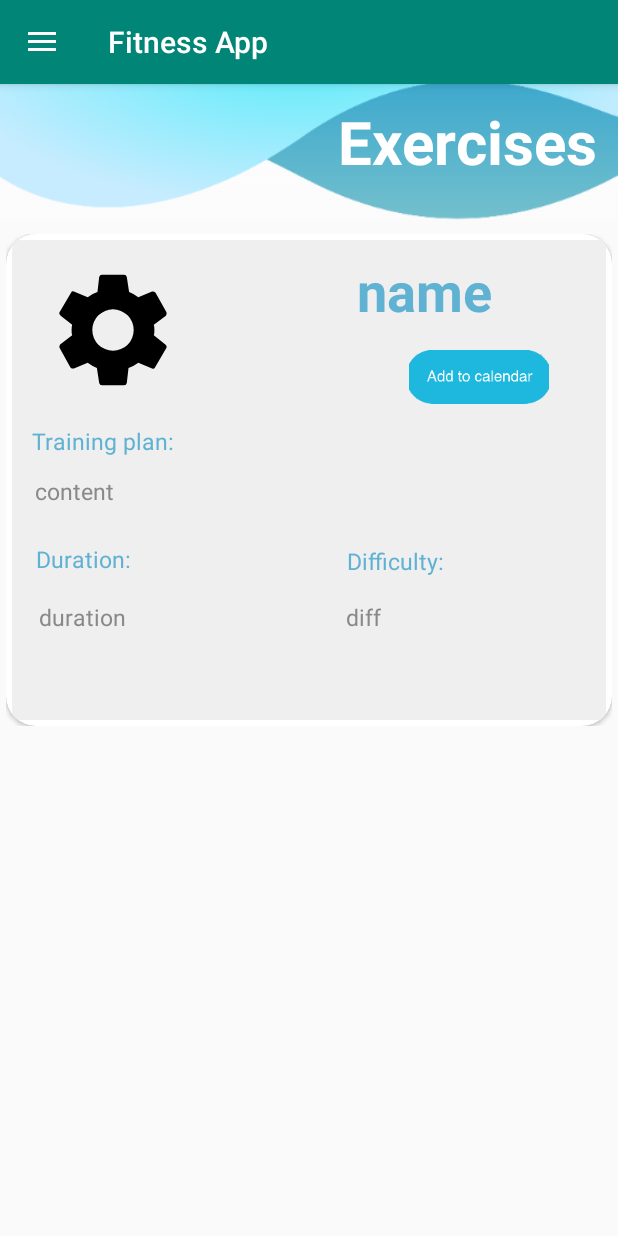
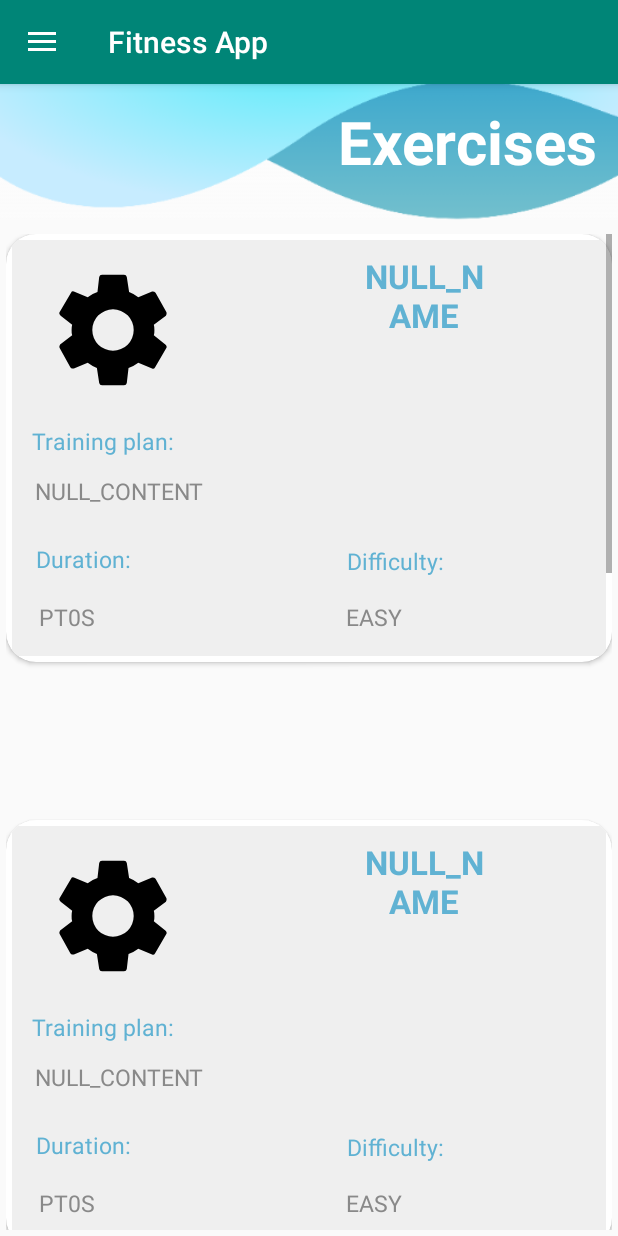
Before and after one commit to pkazmierski/soft-eng-2019, an Android app: the DishesActivity screen opened directly, with no data from a screen before it, in the side drawer, after a tap on "Exercises", on a phone screen of 412 x 824 dp. Run offline under Robolectric (Android 15) with nearby library versions, the phone set to English and light mode, and no system bars; our stand-ins replace navigation-ui.

Commit message:
dishes and exercises generator

```diff
--- a/app/src/main/java/pl/se/fitnessapp/activities/DishItem.java
+++ b/app/src/main/java/pl/se/fitnessapp/activities/DishItem.java
@@ -1,20 +1,13 @@
 package pl.se.fitnessapp.activities;
-
-import android.view.View;
-import android.widget.Button;
-import android.widget.ImageButton;
-import android.widget.RelativeLayout;
 
 import androidx.appcompat.app.AppCompatActivity;
 
 import java.util.List;
 
-import pl.se.fitnessapp.R;
 import pl.se.fitnessapp.model.LocalIngredient;
 
 public class DishItem extends AppCompatActivity {
     private int mImageResource;
-    private ImageButton mImageButton;
     private String mDishTitle;
     private List<LocalIngredient> mDishListIngredients;
     private String mRecipeContent;
@@ -28,19 +21,12 @@ public class DishItem extends AppCompatActivity {
         mRecipeContent = dishRecipe;
         mDishIngredients = "Ingredients:";
         mRecipe = "Recipe:";
-        mImageButton = (ImageButton)findViewById(R.id.button_add_to_calendar_food);
-
-    }
-
-    public void addToCalendar(View view) {
-
     }
 
     @Override
     public String toString() {
         return "mDishListIngredients=" + mDishListIngredients;
     }
-
 
     public int getImageResource() {
         return mImageResource;
@@ -66,8 +52,4 @@ public class DishItem extends AppCompatActivity {
         return mRecipe;
     }
 
-    public ImageButton getmImageButton() {
-        return mImageButton;
-    }
-
 }
--- a/app/src/main/java/pl/se/fitnessapp/activities/DishesActivity.java
+++ b/app/src/main/java/pl/se/fitnessapp/activities/DishesActivity.java
@@ -10,9 +10,11 @@ import android.view.LayoutInflater;
 import android.view.View;
 
 import java.util.ArrayList;
+import java.util.List;
 
 import pl.se.fitnessapp.R;
 import pl.se.fitnessapp.adapters.DishesAdapter;
+import pl.se.fitnessapp.logic.IDishes;
 import pl.se.fitnessapp.model.Dish;
 
 public class DishesActivity extends NavigationDrawerActivity {
@@ -20,6 +22,10 @@ public class DishesActivity extends NavigationDrawerActivity {
     private RecyclerView mRecyclerView;
     private RecyclerView.Adapter mAdapter;
     private RecyclerView.LayoutManager mLayoutManager;
+    private IDishes dishesGenerator = new MockDishesGenerator();
+    ArrayList<DishItem> dishItemsList = new ArrayList<>();
+    ArrayList<Dish> dishArrayList = new ArrayList<>();
+
 
     @Override
     protected void onCreate(Bundle savedInstanceState) {
@@ -29,22 +35,38 @@ public class DishesActivity extends NavigationDrawerActivity {
         View contentView = inflater.inflate(R.layout.activity_dishes, null, false);
         drawer.addView(contentView, 0);
 
-        ArrayList<DishItem> dishItemsList = new ArrayList<>();
-        ArrayList<Dish> dishArrayList = new ArrayList<>();
-
-        for (int i = 0 ; i < dishArrayList.size(); i++) {
-
-            dishItemsList.add(new DishItem(R.drawable.ic_preferences_black_24dp ,dishArrayList.get(i).getName(), dishArrayList.get(i).getIngredients(), dishArrayList.get(i).getContent()));
-        }
-
-
-
         mRecyclerView = findViewById(R.id.recyclerView);
         mRecyclerView.setHasFixedSize(true);
         mLayoutManager = new LinearLayoutManager(this);
         mAdapter = new DishesAdapter(dishItemsList);
+        dishesGenerator.generateRecommendations(getRecords, dishArrayList);
 
         mRecyclerView.setLayoutManager(mLayoutManager);
         mRecyclerView.setAdapter(mAdapter);
     }
+
+    private Runnable getRecords = () -> runOnUiThread(() -> {
+        dishItemsList.clear();
+        for (int i = 0; i < dishArrayList.size(); i++) {
+            dishItemsList.add(new DishItem(R.drawable.ic_preferences_black_24dp ,dishArrayList.get(i).getName(), dishArrayList.get(i).getIngredients(), dishArrayList.get(i).getContent()));
+        }
+        mAdapter.notifyDataSetChanged();
+    });
+
+    private class MockDishesGenerator implements IDishes {
+
+        @Override
+        public void generateRecommendations(Runnable onGenerated, List<Dish> dishStorage) {
+            dishStorage.clear();
+
+            dishStorage.add(new Dish());
+            dishStorage.add(new Dish());
+            dishStorage.add(new Dish());
+            dishStorage.add(new Dish());
+            dishStorage.add(new Dish());
+            dishStorage.add(new Dish());
+
+            onGenerated.run();
+        }
+    }
 }
--- a/app/src/main/java/pl/se/fitnessapp/activities/ExerciseActivity.java
+++ b/app/src/main/java/pl/se/fitnessapp/activities/ExerciseActivity.java
@@ -10,16 +10,22 @@ import android.view.LayoutInflater;
 import android.view.View;
 
 import java.util.ArrayList;
+import java.util.List;
 
 import pl.se.fitnessapp.R;
 import pl.se.fitnessapp.adapters.ExercisesAdapter;
+import pl.se.fitnessapp.logic.IExercises;
 import pl.se.fitnessapp.model.Exercise;
+
 
 public class ExerciseActivity extends NavigationDrawerActivity {
 
     private RecyclerView mRecyclerView;
     private RecyclerView.Adapter mAdapter;
     private RecyclerView.LayoutManager mLayoutManager;
+    private IExercises exercisesGenerator = new MockExercisesGenerator();
+    private ArrayList<ExerciseItem> exerciseItemsList = new ArrayList<>();
+    private ArrayList<Exercise> exerciseArrayList = new ArrayList<>();
 
     @Override
     protected void onCreate(Bundle savedInstanceState) {
@@ -29,23 +35,38 @@ public class ExerciseActivity extends NavigationDrawerActivity {
         View contentView = inflater.inflate(R.layout.activity_exercise, null, false);
         drawer.addView(contentView, 0);
 
-        ArrayList<ExerciseItem> exerciseItemsList = new ArrayList<>();
-        ArrayList<Exercise> exerciseArrayList = new ArrayList<>();
-
-        for (int i = 0 ; i < exerciseArrayList.size(); i++) {
-
-            exerciseItemsList.add(new ExerciseItem(R.drawable.ic_preferences_black_24dp ,exerciseArrayList.get(i).getName(), exerciseArrayList.get(i).getContent(), exerciseArrayList.get(i).getDuration().toString(), exerciseArrayList.get(i).getDifficulty().toString()));
-        }
-
-        exerciseItemsList.add(new ExerciseItem( R.drawable.ic_preferences_black_24dp, "name","content", "duration", "diff" ));
-
-
         mRecyclerView = findViewById(R.id.recyclerViewExercises);
         mRecyclerView.setHasFixedSize(true);
         mLayoutManager = new LinearLayoutManager(this);
         mAdapter = new ExercisesAdapter(exerciseItemsList);
+        exercisesGenerator.generateRecommendations(getRec , exerciseArrayList);
 
         mRecyclerView.setLayoutManager(mLayoutManager);
         mRecyclerView.setAdapter(mAdapter);
     }
+
+    private Runnable getRec = () -> runOnUiThread(() -> {
+        exerciseItemsList.clear();
+        for (int i = 0; i < exerciseArrayList.size(); i++) {
+            exerciseItemsList.add(new ExerciseItem(R.drawable.ic_preferences_black_24dp, exerciseArrayList.get(i).getName(), exerciseArrayList.get(i).getContent(), exerciseArrayList.get(i).getDuration().toString(), exerciseArrayList.get(i).getDifficulty().toString()));
+        }
+        mAdapter.notifyDataSetChanged();
+    });
+
+    private class MockExercisesGenerator implements IExercises {
+
+        @Override
+        public void generateRecommendations(Runnable onGenerated, List<Exercise> exerciseStorage) {
+            exerciseStorage.clear();
+
+            exerciseStorage.add(new Exercise());
+            exerciseStorage.add(new Exercise());
+            exerciseStorage.add(new Exercise());
+            exerciseStorage.add(new Exercise());
+            exerciseStorage.add(new Exercise());
+
+            onGenerated.run();
+        }
+    }
+
 }
--- a/app/src/main/java/pl/se/fitnessapp/activities/ExerciseItem.java
+++ b/app/src/main/java/pl/se/fitnessapp/activities/ExerciseItem.java
@@ -2,20 +2,8 @@ package pl.se.fitnessapp.activities;
 
 import androidx.appcompat.app.AppCompatActivity;
 
-import android.os.Bundle;
-import android.view.View;
-import android.widget.ImageButton;
-
-import java.time.Duration;
-import java.util.List;
-
-import pl.se.fitnessapp.R;
-import pl.se.fitnessapp.model.Difficulty;
-import pl.se.fitnessapp.model.LocalIngredient;
-
 public class ExerciseItem extends AppCompatActivity {
     private int mImageResource;
-    private ImageButton mImageButton;
     private String mExerciseTitle;
     private String mTrainingPlan;
     private String mContent;
@@ -33,12 +21,6 @@ public class ExerciseItem extends AppCompatActivity {
         mTrainingPlan = "Training plan: ";
         mDurationTextView = "Duration: ";
         mDifficultyTextView = "Difficulty: ";
-        //mImageButton = (ImageButton)findViewById(R.id.button_add_to_calendar_exercises_v);
-
-    }
-
-    public void addExerciseToCalendar(View view) {
-
     }
 
     public int getImageResource() {
@@ -73,7 +55,4 @@ public class ExerciseItem extends AppCompatActivity {
         return mDifficulty;
     }
 
-    public ImageButton getmImageButton() {
-        return mImageButton;
-    }
 }
--- a/app/src/main/java/pl/se/fitnessapp/adapters/DishesAdapter.java
+++ b/app/src/main/java/pl/se/fitnessapp/adapters/DishesAdapter.java
@@ -3,7 +3,6 @@ package pl.se.fitnessapp.adapters;
 import android.view.LayoutInflater;
 import android.view.View;
 import android.view.ViewGroup;
-import android.widget.ImageButton;
 import android.widget.ImageView;
 import android.widget.RelativeLayout;
 import android.widget.TextView;
@@ -16,11 +15,10 @@ import pl.se.fitnessapp.R;
 import pl.se.fitnessapp.activities.DishItem;
 
 public class DishesAdapter extends RecyclerView.Adapter<DishesAdapter.MyViewHolder> {
-    private ArrayList<DishItem> mExampleList;
+    private ArrayList<DishItem> mDishesList;
 
     public static class MyViewHolder extends RecyclerView.ViewHolder {
         public ImageView mImageView;
-        public ImageButton mImageButton;
         public TextView mDishTitle;
         public TextView mDishIngredients;
         public TextView mDishListIngredients;
@@ -31,7 +29,6 @@ public class DishesAdapter extends RecyclerView.Adapter<DishesAdapter.MyViewHold
         public MyViewHolder(View itemView) {
             super(itemView);
             mImageView = itemView.findViewById(R.id.dishImageView);
-            mImageButton = itemView.findViewById(R.id.button_add_to_calendar_food);
             mDishTitle = itemView.findViewById(R.id.dishNameTextView);
             mDishIngredients = itemView.findViewById(R.id.ingredientsTextView);
             mDishListIngredients = itemView.findViewById(R.id.ingredientsListTextView);
@@ -42,7 +39,7 @@ public class DishesAdapter extends RecyclerView.Adapter<DishesAdapter.MyViewHold
     }
 
     public DishesAdapter(ArrayList<DishItem> exampleList) {
-        mExampleList = exampleList;
+        mDishesList = exampleList;
     }
 
     @Override
@@ -54,7 +51,7 @@ public class DishesAdapter extends RecyclerView.Adapter<DishesAdapter.MyViewHold
 
     @Override
     public void onBindViewHolder(MyViewHolder holder, int position) {
-        DishItem currentItem = mExampleList.get(position);
+        DishItem currentItem = mDishesList.get(position);
 
         holder.mImageView.setImageResource(currentItem.getImageResource());
         holder.mDishTitle.setText(currentItem.getmDishTitle());
@@ -67,7 +64,7 @@ public class DishesAdapter extends RecyclerView.Adapter<DishesAdapter.MyViewHold
 
     @Override
     public int getItemCount() {
-        return mExampleList.size();
+        return mDishesList.size();
     }
 
 }
--- a/app/src/main/java/pl/se/fitnessapp/adapters/ExercisesAdapter.java
+++ b/app/src/main/java/pl/se/fitnessapp/adapters/ExercisesAdapter.java
@@ -3,7 +3,6 @@ package pl.se.fitnessapp.adapters;
 import android.view.LayoutInflater;
 import android.view.View;
 import android.view.ViewGroup;
-import android.widget.ImageButton;
 import android.widget.ImageView;
 import android.widget.RelativeLayout;
 import android.widget.TextView;
@@ -20,7 +19,6 @@ public class ExercisesAdapter extends RecyclerView.Adapter<ExercisesAdapter.MyVi
 
     public static class MyViewHolder extends RecyclerView.ViewHolder {
         public ImageView mImageView;
-        public ImageButton mImageButton;
         public TextView mExerciseTitle;
         public TextView mTrainingPlan;
         public TextView mContent;
@@ -33,7 +31,6 @@ public class ExercisesAdapter extends RecyclerView.Adapter<ExercisesAdapter.MyVi
         public MyViewHolder(View itemView) {
             super(itemView);
             mImageView = itemView.findViewById(R.id.ExerciseImageView);
-            mImageButton = itemView.findViewById(R.id.button_add_to_calendar_exercises_v);
             mExerciseTitle = itemView.findViewById(R.id.exerciseNameTextView);
             mTrainingPlan = itemView.findViewById(R.id.trainingPlanTextView);
             mContent = itemView.findViewById(R.id.contentView);
--- a/app/src/main/res/layout/dish_item.xml
+++ b/app/src/main/res/layout/dish_item.xml
@@ -14,19 +14,6 @@
         android:autoSizeTextType="uniform"
         android:background="#EBE3C4">
 
-        <ImageButton
-            android:id="@+id/button_add_to_calendar_food"
-            android:layout_width="93dp"
-            android:layout_height="42dp"
-            android:layout_below="@+id/dishNameTextView"
-            android:layout_alignParentEnd="true"
-            android:layout_marginTop="5dp"
-            android:layout_marginEnd="38dp"
-            android:layout_marginBottom="-120dp"
-            android:contentDescription="@string/dishes"
-            android:onClick="addToCalendar"
-            app:srcCompat="@drawable/button_add_to_calendar_food" />
-
         <ImageView
             android:id="@+id/dishImageView"
             android:layout_width="100dp"
@@ -40,13 +27,13 @@
 
         <TextView
             android:id="@+id/dishNameTextView"
-            android:layout_width="wrap_content"
-            android:layout_height="55dp"
+            android:layout_width="197dp"
+            android:layout_height="76dp"
             android:layout_alignParentTop="true"
             android:layout_alignParentEnd="true"
-            android:layout_marginStart="112dp"
+            android:layout_marginStart="56dp"
             android:layout_marginTop="9dp"
-            android:layout_marginEnd="75dp"
+            android:layout_marginEnd="32dp"
             android:layout_toEndOf="@+id/dishImageView"
             android:autoSizeTextType="uniform"
             android:textAlignment="center"
--- a/app/src/main/res/layout/exercise_item.xml
+++ b/app/src/main/res/layout/exercise_item.xml
@@ -4,28 +4,17 @@
     android:layout_width="match_parent"
     android:layout_height="wrap_content"
     android:theme="@style/AppTheme.NoActionBar"
-    app:cardCornerRadius="20dp">
+    app:cardCornerRadius="20dp"
+    android:layout_marginBottom="105dp">
 
     <RelativeLayout
         android:id="@+id/relative_layout_exercises"
         android:layout_width="wrap_content"
-        android:layout_height="320dp"
+        android:layout_height="wrap_content"
         android:layout_margin="4dp"
         android:autoSizeTextType="uniform"
-        android:background="#EFEFEF">
-
-        <ImageButton
-            android:id="@+id/button_add_to_calendar_exercises_v"
-            android:layout_width="93dp"
-            android:layout_height="42dp"
-            android:layout_below="@+id/exerciseNameTextView"
-            android:layout_alignParentEnd="true"
-            android:layout_marginTop="5dp"
-            android:layout_marginEnd="38dp"
-            android:layout_marginBottom="-120dp"
-            android:contentDescription="@string/exercises"
-            android:onClick="addExerciseToCalendar"
-            app:srcCompat="@drawable/button_add_to_calendar_exercises" />
+        android:background="#EFEFEF"
+        >
 
         <ImageView
             android:id="@+id/ExerciseImageView"
@@ -132,7 +121,8 @@
             android:layout_marginEnd="25dp"
             android:autoSizeTextType="uniform"
             android:textColor="#898989"
-            android:textSize="15sp" />
+            android:textSize="15sp"
+            android:layout_marginBottom="15dp"/>
 
 
     </RelativeLayout>
```
